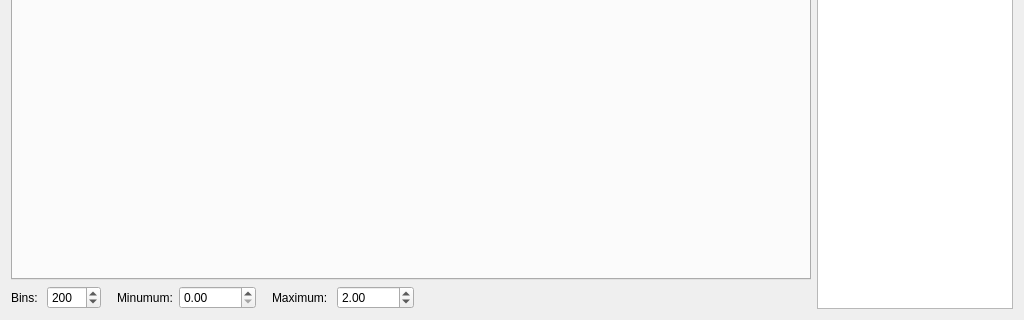
dualword/amelia, file src/ahist/histograms.ui: the form before one commit; both pictures show x 0 to 1024 and y 448 to 768 of the 1024 by 768 pixel window.
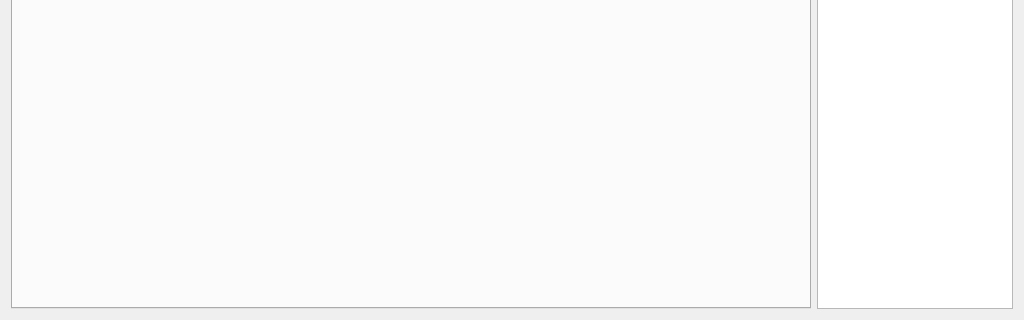
The form after the commit. Custom widgets are drawn as their Qt base class.

Commit message: - Histogram plugin's test histogram (shows tracks in an event) now uses the same widget for displaying min/max/bins as the combination histograms. - Histogram plugin does not load the combo histogram if AGeometry is not present - Possible to setup an "optional" dependency requirement for plugins. Used by histogram plugin

```diff
--- a/src/ahist/histograms.ui
+++ b/src/ahist/histograms.ui
@@ -13,132 +13,22 @@
   <property name="windowTitle">
    <string>Form</string>
   </property>
-  <layout class="QHBoxLayout" name="horizontalLayout_2">
+  <layout class="QHBoxLayout" name="horizontalLayout">
    <item>
-    <layout class="QVBoxLayout" name="verticalLayout">
-     <item>
-      <widget class="QTabWidget" name="tabs">
-       <property name="sizePolicy">
-        <sizepolicy hsizetype="Expanding" vsizetype="Expanding">
-         <horstretch>0</horstretch>
-         <verstretch>7</verstretch>
-        </sizepolicy>
-       </property>
-       <property name="minimumSize">
-        <size>
-         <width>800</width>
-         <height>0</height>
-        </size>
-       </property>
-      </widget>
-     </item>
-     <item>
-      <layout class="QHBoxLayout" name="horizontalLayout">
-       <item>
-        <widget class="QLabel" name="label">
-         <property name="text">
-          <string>Bins: </string>
-         </property>
-         <property name="buddy">
-          <cstring>bins</cstring>
-         </property>
-        </widget>
-       </item>
-       <item>
-        <widget class="QSpinBox" name="bins">
-         <property name="maximum">
-          <number>1000</number>
-         </property>
-         <property name="value">
-          <number>200</number>
-         </property>
-        </widget>
-       </item>
-       <item>
-        <spacer name="horizontalSpacer_2">
-         <property name="orientation">
-          <enum>Qt::Horizontal</enum>
-         </property>
-         <property name="sizeType">
-          <enum>QSizePolicy::Fixed</enum>
-         </property>
-         <property name="sizeHint" stdset="0">
-          <size>
-           <width>10</width>
-           <height>20</height>
-          </size>
-         </property>
-        </spacer>
-       </item>
-       <item>
-        <widget class="QLabel" name="label_2">
-         <property name="text">
-          <string>Minumum:</string>
-         </property>
-         <property name="buddy">
-          <cstring>minx</cstring>
-         </property>
-        </widget>
-       </item>
-       <item>
-        <widget class="QDoubleSpinBox" name="minx">
-         <property name="maximum">
-          <double>10000.000000000000000</double>
-         </property>
-        </widget>
-       </item>
-       <item>
-        <spacer name="horizontalSpacer">
-         <property name="orientation">
-          <enum>Qt::Horizontal</enum>
-         </property>
-         <property name="sizeType">
-          <enum>QSizePolicy::Fixed</enum>
-         </property>
-         <property name="sizeHint" stdset="0">
-          <size>
-           <width>10</width>
-           <height>20</height>
-          </size>
-         </property>
-        </spacer>
-       </item>
-       <item>
-        <widget class="QLabel" name="label_3">
-         <property name="text">
-          <string>Maximum: </string>
-         </property>
-         <property name="buddy">
-          <cstring>maxx</cstring>
-         </property>
-        </widget>
-       </item>
-       <item>
-        <widget class="QDoubleSpinBox" name="maxx">
-         <property name="maximum">
-          <double>10000.000000000000000</double>
-         </property>
-         <property name="value">
-          <double>2.000000000000000</double>
-         </property>
-        </widget>
-       </item>
-       <item>
-        <spacer name="horizontalSpacer_3">
-         <property name="orientation">
-          <enum>Qt::Horizontal</enum>
-         </property>
-         <property name="sizeHint" stdset="0">
-          <size>
-           <width>100</width>
-           <height>20</height>
-          </size>
-         </property>
-        </spacer>
-       </item>
-      </layout>
-     </item>
-    </layout>
+    <widget class="QTabWidget" name="tabs">
+     <property name="sizePolicy">
+      <sizepolicy hsizetype="Expanding" vsizetype="Expanding">
+       <horstretch>0</horstretch>
+       <verstretch>7</verstretch>
+      </sizepolicy>
+     </property>
+     <property name="minimumSize">
+      <size>
+       <width>800</width>
+       <height>0</height>
+      </size>
+     </property>
+    </widget>
    </item>
    <item>
     <widget class="AEventManagerTreeView" name="packageList"/>
```
The commit also changes 7 other files.
